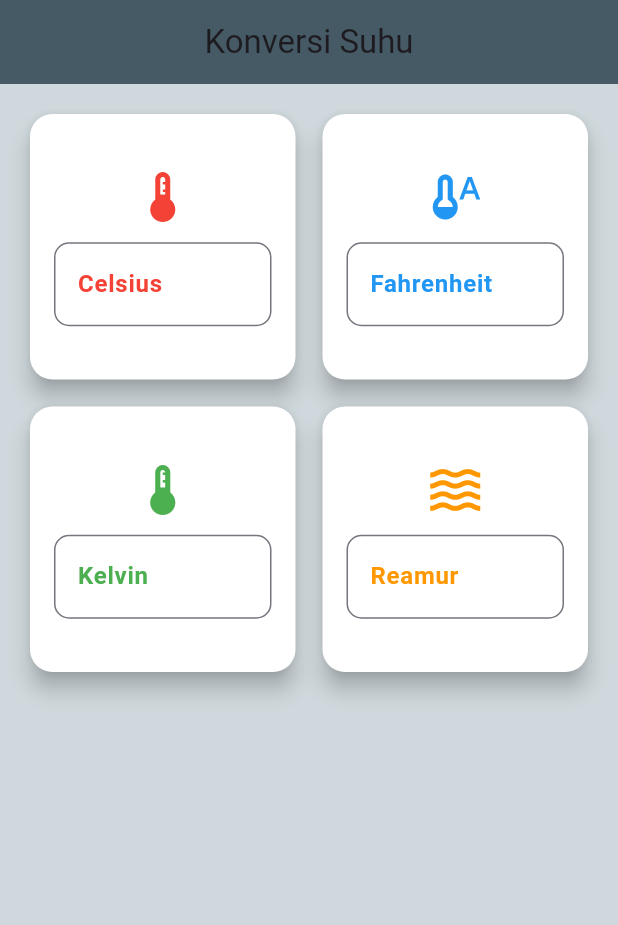
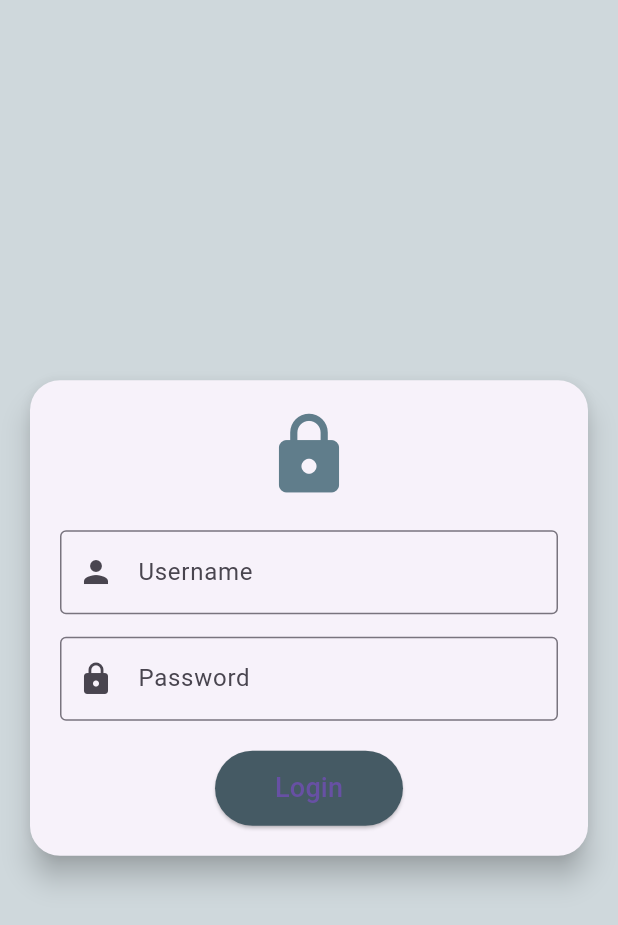
Before and after one commit to iqbalbll/Konversi_Suhu, a Flutter app: the screen it shows after launch, on a phone screen of 412 x 824 dp. Shown: the top 925 px of the screen. Run offline on Flutter 3.47's test engine with Material 3 defaults, Android fonts, the phone set to English and light mode, and no system bars.

Commit message:
Penambahan login dan edit dart

```diff
--- /dev/null
+++ b/lib/login_page.dart
@@ -0,0 +1,89 @@
+import 'package:flutter/material.dart';
+import 'temperature_converter_widget.dart';
+
+class LoginPage extends StatefulWidget {
+  const LoginPage({super.key});
+
+  @override
+  _LoginPageState createState() => _LoginPageState();
+}
+
+class _LoginPageState extends State<LoginPage> {
+  final TextEditingController _usernameController = TextEditingController();
+  final TextEditingController _passwordController = TextEditingController();
+  final _formKey = GlobalKey<FormState>();
+
+  void _login() {
+    if (_formKey.currentState!.validate()) {
+      String username = _usernameController.text;
+      String password = _passwordController.text;
+
+      if (username == "Konversi_suhu" && password == "suhu") {
+        Navigator.pushReplacement(
+          context,
+          MaterialPageRoute(builder: (context) => const TemperatureConverter()),
+        );
+      } else {
+        ScaffoldMessenger.of(context).showSnackBar(
+          const SnackBar(content: Text("Username atau Password salah!")),
+        );
+      }
+    }
+  }
+
+  @override
+  Widget build(BuildContext context) {
+    return Scaffold(
+      backgroundColor: Colors.blueGrey[100],
+      body: Center(
+        child: Card(
+          shape: RoundedRectangleBorder(borderRadius: BorderRadius.circular(20)),
+          elevation: 8,
+          margin: const EdgeInsets.all(20),
+          child: Padding(
+            padding: const EdgeInsets.all(20),
+            child: Form(
+              key: _formKey,
+              child: Column(
+                mainAxisSize: MainAxisSize.min,
+                children: [
+                  const Icon(Icons.lock, size: 60, color: Colors.blueGrey),
+                  const SizedBox(height: 20),
+                  TextFormField(
+                    controller: _usernameController,
+                    decoration: const InputDecoration(
+                      labelText: "Username",
+                      border: OutlineInputBorder(),
+                      prefixIcon: Icon(Icons.person),
+                    ),
+                    validator: (value) => value!.isEmpty ? "Masukkan username" : null,
+                  ),
+                  const SizedBox(height: 15),
+                  TextFormField(
+                    controller: _passwordController,
+                    decoration: const InputDecoration(
+                      labelText: "Password",
+                      border: OutlineInputBorder(),
+                      prefixIcon: Icon(Icons.lock),
+                    ),
+                    obscureText: true,
+                    validator: (value) => value!.isEmpty ? "Masukkan password" : null,
+                  ),
+                  const SizedBox(height: 20),
+                  ElevatedButton(
+                    onPressed: _login,
+                    style: ElevatedButton.styleFrom(
+                      backgroundColor: Colors.blueGrey[700],
+                      padding: const EdgeInsets.symmetric(horizontal: 40, vertical: 12),
+                    ),
+                    child: const Text("Login", style: TextStyle(fontSize: 18)),
+                  ),
+                ],
+              ),
+            ),
+          ),
+        ),
+      ),
+    );
+  }
+}
--- a/lib/main.dart
+++ b/lib/main.dart
@@ -1,5 +1,5 @@
 import 'package:flutter/material.dart';
-import 'temperature_converter_widget.dart';
+import 'login_page.dart';
 
 void main() {
   runApp(const MyApp());
@@ -12,7 +12,7 @@ class MyApp extends StatelessWidget {
   Widget build(BuildContext context) {
     return const MaterialApp(
       debugShowCheckedModeBanner: false,
-      home: TemperatureConverter(),
+      home: LoginPage(),
     );
   }
 }
```
